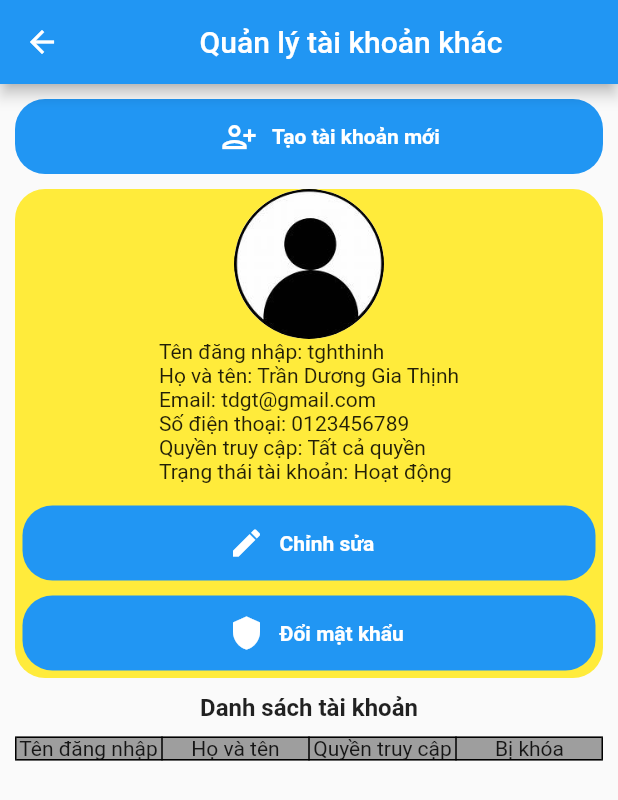
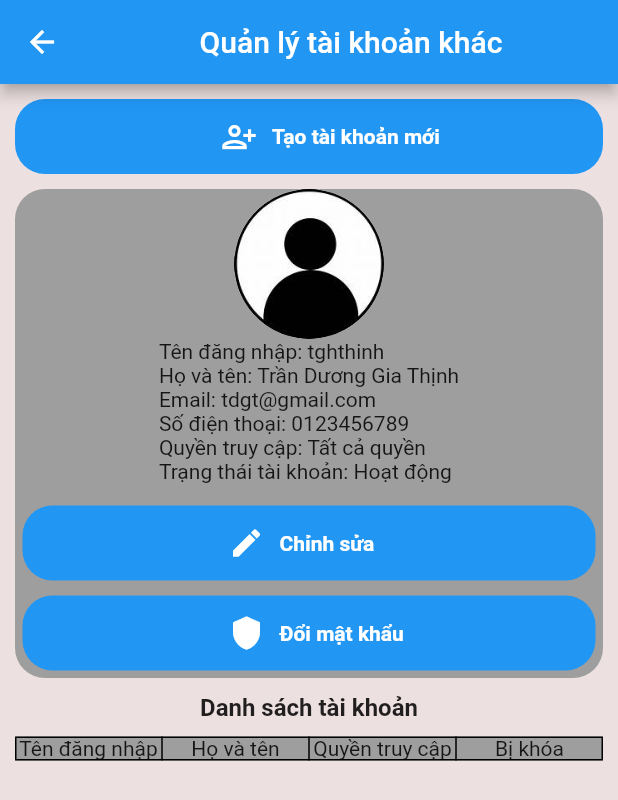
Before and after one commit to TranDuongGiaThinh/ProjectSmartHome, a Flutter app: the AccountsManagementScreen screen opened directly, on a phone screen of 412 x 824 dp. Shown: the top 800 px of the screen. Run offline on Flutter 3.47's test engine with Material 2 defaults, Android fonts, the light colour scheme and no system bars; our stand-ins replace cloud_firestore, firebase_core, fl_chart; accounts and stored records are empty; statements that could not run were skipped.

Commit message:
change color themeMode

```diff
--- a/lib/main.dart
+++ b/lib/main.dart
@@ -3,6 +3,7 @@ import 'dart:convert';
 import 'package:cloud_firestore/cloud_firestore.dart';
 import 'package:firebase_core/firebase_core.dart';
 import 'package:flutter/material.dart';
+import 'package:smart_home/models/constants.dart';
 import 'package:smart_home/models/info_reader.dart';
 import 'package:smart_home/models/setting.dart';
 import 'package:smart_home/presenters/firebase_presenter.dart';
@@ -11,7 +12,6 @@ import 'package:smart_home/presenters/setting_presenter.dart';
 import 'package:smart_home/views/index_screen.dart';
 import 'package:smart_home/views/login_screen.dart';
 import 'package:smart_home/views/sign_up_screen.dart';
-
 
 void createCollection() async {
   WidgetsFlutterBinding.ensureInitialized();
@@ -93,10 +93,12 @@ class _MyAppState extends State<MyApp> {
       theme: ThemeData(
         brightness: Brightness.light,
         primarySwatch: Colors.blue,
+        scaffoldBackgroundColor: Constants.colorLightBackground,
       ),
       darkTheme: ThemeData(
         brightness: Brightness.dark,
-        primarySwatch: Colors.teal,
+        primarySwatch: Colors.green,
+        scaffoldBackgroundColor: Constants.colorDarkBackground,
       ),
       themeMode: themeMode,
       debugShowCheckedModeBanner: false,
--- a/lib/models/constants.dart
+++ b/lib/models/constants.dart
@@ -1,3 +1,7 @@
+import 'dart:ui';
+
+import 'package:flutter/material.dart';
+
 class Constants{
   static const int livingRoom = 0;
   static const int kitchen = 1;
@@ -21,4 +25,9 @@ class Constants{
   static const int curtainToilet = 3;
 
   static String avatarDefault = "data/images/avt_default.png";
+  static Color colorButton = Colors.blue;
+  static Color colorUserBackground = Colors.grey;
+  static Color colorLightBackground = const Color.fromARGB(255, 237, 224, 224);
+  static Color colorDarkBackground = const Color.fromARGB(255, 32, 19, 100);
+
 }
--- a/lib/models/firebase.dart
+++ b/lib/models/firebase.dart
@@ -10,6 +10,7 @@ class FirebaseModel {
       await Firebase.initializeApp();
       return FirebaseFirestore.instance;
     } catch (e) {
+      // ignore: avoid_print
       print('Error in Firebase.initializeApp(): $e');
       return null;
     }
@@ -28,6 +29,7 @@ class FirebaseModel {
         return querySnapshot.docs;
       }
     } catch (e) {
+      // ignore: avoid_print
       print("error getAllUsers() intfirebase.dart: $e");
     }
     return null;
--- a/lib/views/setting/build_user_info.dart
+++ b/lib/views/setting/build_user_info.dart
@@ -53,7 +53,8 @@ class _BuildUserInfoState extends State<BuildUserInfo> {
         child: Container(
             width: MediaQuery.of(context).size.width - 20,
             decoration: BoxDecoration(
-                color: Colors.yellow, borderRadius: BorderRadius.circular(20)),
+                color: Constants.colorUserBackground,
+                borderRadius: BorderRadius.circular(20)),
             child: Visibility(
               visible: isInfoEditting,
               replacement: isPasswordEditting
@@ -358,6 +359,7 @@ class _BuildUserInfoState extends State<BuildUserInfo> {
     //goto login screen
     Navigator.pushNamed(context, "/login");
   }
+
   void updatePassword() {
     bool result = UserPresenter.changePassword(widget.user, password.text);
     String strResult = result
--- a/lib/views/setting/custom_button.dart
+++ b/lib/views/setting/custom_button.dart
@@ -1,4 +1,5 @@
 import 'package:flutter/material.dart';
+import 'package:smart_home/models/constants.dart';
 
 class CustomButton extends StatelessWidget {
   CustomButton({
@@ -12,7 +13,7 @@ class CustomButton extends StatelessWidget {
     Color? color,
   })  : width = width ?? MediaQuery.of(context).size.width,
         height = height ?? 50,
-        color = color ?? Colors.blue;
+        color = color ?? Constants.colorButton;
 
   final BuildContext context;
   final IconData icon;
--- a/lib/views/setting/setting_screen.dart
+++ b/lib/views/setting/setting_screen.dart
@@ -54,7 +54,7 @@ class _SettingScreenState extends State<SettingScreen> {
                   icon: Icons.person,
                   height: 100,
                   content: LanguagePresenter.language.accountsManagement,
-                  action: accountManagement),
+                  action: goToAccountManagementScreen),
             CustomButton(
                 context: context,
                 icon: SettingPresenter.setting.themeModeLight
@@ -77,7 +77,7 @@ class _SettingScreenState extends State<SettingScreen> {
         ));
   }
 
-  void accountManagement() {
+  void goToAccountManagementScreen() {
     Navigator.push(
         context,
         MaterialPageRoute(
--- a/lib/views/setting/show_diaglog.dart
+++ b/lib/views/setting/show_diaglog.dart
@@ -7,7 +7,7 @@ void showDialogResult(BuildContext context, String title, String message) {
     builder: (BuildContext context) {
       return AlertDialog(
         title: Text(title),
-        content: Text(message),
+        content: Text("$message!"),
         actions: <Widget>[
           TextButton(
             onPressed: () {
```
